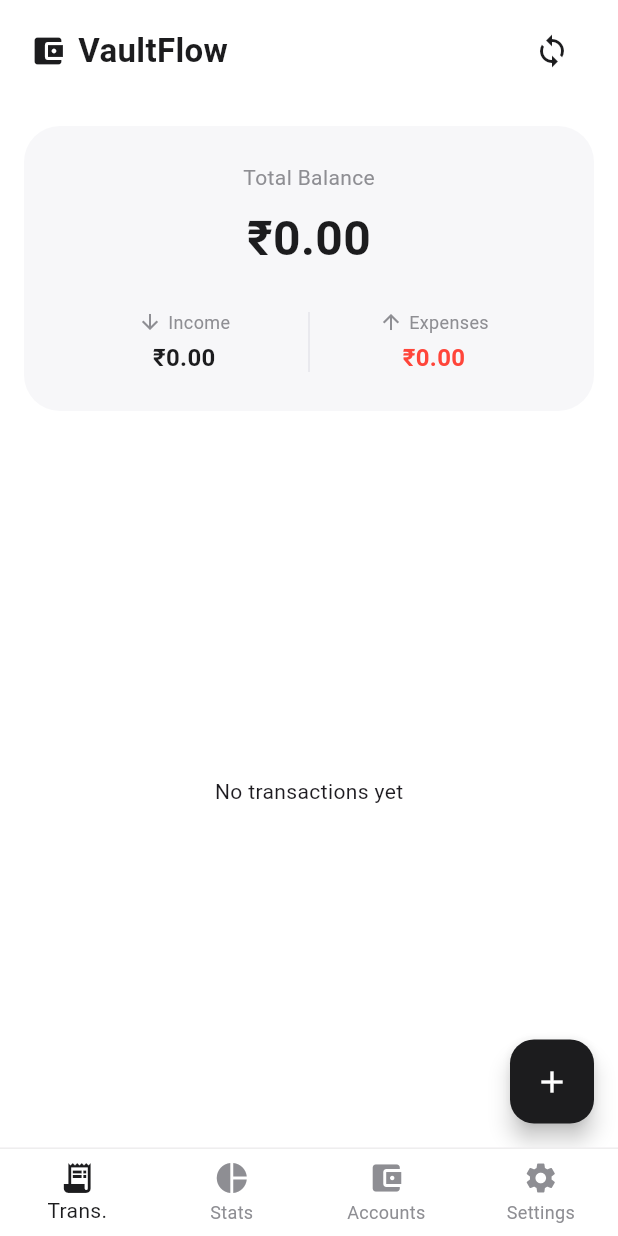
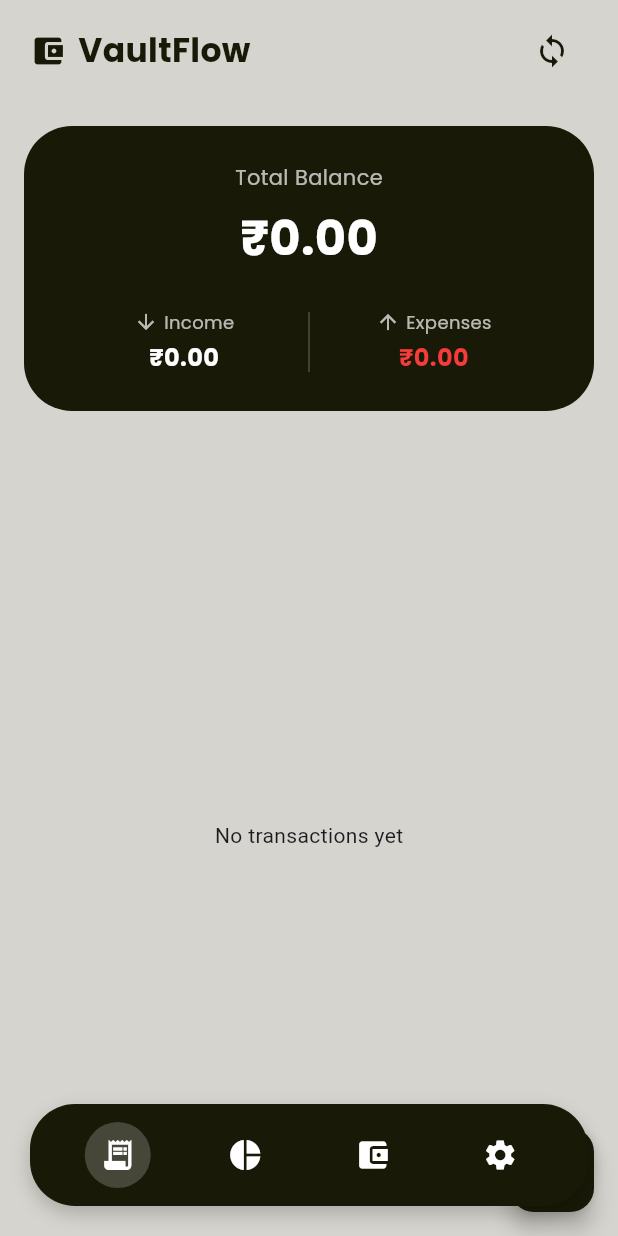
Before and after one commit to chougule-lalit/FinTracker-Offline, a Flutter app: the screen it shows after launch, on a phone screen of 412 x 824 dp. Run offline on Flutter 3.47's test engine with Material 3 defaults, Android fonts, the light colour scheme and no system bars; our stand-ins replace file_picker, fl_chart, flutter_riverpod, go_router, google_fonts, image_picker and 5 more; missing offline and left inert: flutter_sms_inbox; accounts and stored records are empty; generated files the repository leaves out were written again.

Commit message:
Initial setup and transaction screen implementation

```diff
--- a/finance_tracker_offline/lib/core/router/scaffold_with_nav_bar.dart
+++ b/finance_tracker_offline/lib/core/router/scaffold_with_nav_bar.dart
@@ -12,39 +12,61 @@ class ScaffoldWithNavBar extends StatelessWidget {
 
   @override
   Widget build(BuildContext context) {
+    final currentIndex = _calculateSelectedIndex(context);
+
     return Scaffold(
-      body: child,
-      bottomNavigationBar: Container(
-        decoration: BoxDecoration(
+      body: Stack(
+        children: [
+          child,
+          Positioned(
+            left: 20,
+            right: 20,
+            bottom: 20,
+            child: Container(
+              padding: const EdgeInsets.symmetric(vertical: 12, horizontal: 16),
+              decoration: BoxDecoration(
+                color: AppColors.brandDark,
+                borderRadius: BorderRadius.circular(30),
+                boxShadow: [
+                  BoxShadow(
+                    color: Colors.black.withOpacity(0.2),
+                    blurRadius: 10,
+                    offset: const Offset(0, 5),
+                  ),
+                ],
+              ),
+              child: Row(
+                mainAxisAlignment: MainAxisAlignment.spaceAround,
+                children: [
+                  _buildNavItem(context, 0, Icons.receipt_long, currentIndex),
+                  _buildNavItem(context, 1, Icons.pie_chart, currentIndex),
+                  _buildNavItem(context, 2, Icons.account_balance_wallet, currentIndex),
+                  _buildNavItem(context, 3, Icons.settings, currentIndex),
+                ],
+              ),
+            ),
+          ),
+        ],
+      ),
+    );
+  }
+
+  Widget _buildNavItem(BuildContext context, int index, IconData icon, int currentIndex) {
+    final isSelected = index == currentIndex;
+    return GestureDetector(
+      onTap: () => _onItemTapped(index, context),
+      child: Container(
+        padding: const EdgeInsets.all(10),
+        decoration: isSelected
+            ? BoxDecoration(
+                color: Colors.white.withOpacity(0.2),
+                shape: BoxShape.circle,
+              )
+            : null,
+        child: Icon(
+          icon,
           color: Colors.white,
-          border: Border(top: BorderSide(color: Colors.grey[200]!)),
-        ),
-        child: BottomNavigationBar(
-          backgroundColor: Colors.white,
-          selectedItemColor: AppColors.primaryBlack,
-          unselectedItemColor: AppColors.secondaryGrey,
-          type: BottomNavigationBarType.fixed,
-          elevation: 0,
-          currentIndex: _calculateSelectedIndex(context),
-          onTap: (int idx) => _onItemTapped(idx, context),
-          items: const [
-            BottomNavigationBarItem(
-              icon: Icon(Icons.receipt_long),
-              label: 'Trans.',
-            ),
-            BottomNavigationBarItem(
-              icon: Icon(Icons.pie_chart),
-              label: 'Stats',
-            ),
-            BottomNavigationBarItem(
-              icon: Icon(Icons.account_balance_wallet),
-              label: 'Accounts',
-            ),
-            BottomNavigationBarItem(
-              icon: Icon(Icons.settings),
-              label: 'Settings',
-            ),
-          ],
+          size: 24,
         ),
       ),
     );
--- a/finance_tracker_offline/lib/features/dashboard/dashboard_screen.dart
+++ b/finance_tracker_offline/lib/features/dashboard/dashboard_screen.dart
@@ -9,6 +9,7 @@ import 'package:finance_tracker_offline/theme/app_colors.dart';
 import 'package:flutter/material.dart';
 import 'package:flutter_riverpod/flutter_riverpod.dart';
 import 'package:go_router/go_router.dart';
+import 'package:google_fonts/google_fonts.dart';
 import 'package:intl/intl.dart';
 
 class DashboardScreen extends ConsumerWidget {
@@ -45,9 +46,9 @@ class DashboardScreen extends ConsumerWidget {
                 children: [
                   const Icon(Icons.account_balance_wallet, color: AppColors.primaryBlack),
                   const SizedBox(width: 8),
-                  const Text(
+                  Text(
                     "VaultFlow",
-                    style: TextStyle(
+                    style: GoogleFonts.poppins(
                       color: AppColors.primaryBlack,
                       fontWeight: FontWeight.bold,
                       fontSize: 22,
@@ -151,10 +152,11 @@ class DashboardScreen extends ConsumerWidget {
                                   ),
                                   child: Text(
                                     dateKey,
-                                    style: Theme.of(context).textTheme.titleMedium?.copyWith(
-                                          color: AppColors.secondaryGrey,
-                                          fontWeight: FontWeight.bold,
-                                        ),
+                                    style: GoogleFonts.poppins(
+                                      color: AppColors.secondaryGrey,
+                                      fontWeight: FontWeight.bold,
+                                      fontSize: 16,
+                                    ),
                                   ),
                                 ),
                                 ...txns.map((txn) => InkWell(
--- a/finance_tracker_offline/lib/features/dashboard/widgets/balance_card.dart
+++ b/finance_tracker_offline/lib/features/dashboard/widgets/balance_card.dart
@@ -1,5 +1,6 @@
 import 'package:finance_tracker_offline/theme/app_colors.dart';
 import 'package:flutter/material.dart';
+import 'package:google_fonts/google_fonts.dart';
 
 class BalanceCard extends StatelessWidget {
   const BalanceCard({
@@ -21,23 +22,23 @@ class BalanceCard extends StatelessWidget {
       margin: const EdgeInsets.all(16),
       padding: const EdgeInsets.all(24),
       decoration: BoxDecoration(
-        color: AppColors.cardSurface,
-        borderRadius: BorderRadius.circular(24),
+        color: AppColors.brandDark,
+        borderRadius: BorderRadius.circular(32),
       ),
       child: Column(
         children: [
           Text(
             'Total Balance',
-            style: TextStyle(
-              color: AppColors.secondaryGrey,
+            style: GoogleFonts.poppins(
+              color: Colors.white70,
               fontSize: 14,
             ),
           ),
           const SizedBox(height: 8),
           Text(
             '$currencySymbol${totalBalance.toStringAsFixed(2)}',
-            style: const TextStyle(
-              color: AppColors.primaryBlack,
+            style: GoogleFonts.poppins(
+              color: Colors.white,
               fontSize: 32,
               fontWeight: FontWeight.bold,
             ),
@@ -50,19 +51,19 @@ class BalanceCard extends StatelessWidget {
                 context,
                 label: 'Income',
                 amount: totalIncome,
-                color: AppColors.primaryBlack,
+                color: Colors.white,
                 icon: Icons.arrow_downward,
               ),
               Container(
                 height: 40,
                 width: 1,
-                color: AppColors.divider,
+                color: Colors.white24,
               ),
               _buildSummaryItem(
                 context,
                 label: 'Expenses',
                 amount: totalExpense,
-                color: AppColors.expenseRed,
+                color: AppColors.brandRed,
                 icon: Icons.arrow_upward,
               ),
             ],
@@ -85,12 +86,12 @@ class BalanceCard extends StatelessWidget {
           Row(
             mainAxisAlignment: MainAxisAlignment.center,
             children: [
-              Icon(icon, size: 16, color: AppColors.secondaryGrey),
+              Icon(icon, size: 16, color: Colors.white70),
               const SizedBox(width: 4),
               Text(
                 label,
-                style: const TextStyle(
-                  color: AppColors.secondaryGrey,
+                style: GoogleFonts.poppins(
+                  color: Colors.white70,
                   fontSize: 12,
                 ),
               ),
@@ -99,7 +100,7 @@ class BalanceCard extends StatelessWidget {
           const SizedBox(height: 4),
           Text(
             '$currencySymbol${amount.toStringAsFixed(2)}',
-            style: TextStyle(
+            style: GoogleFonts.poppins(
               color: color,
               fontSize: 16,
               fontWeight: FontWeight.bold,
--- a/finance_tracker_offline/lib/theme/app_colors.dart
+++ b/finance_tracker_offline/lib/theme/app_colors.dart
@@ -1,13 +1,28 @@
 import 'package:flutter/material.dart';
 
 class AppColors {
-  static const Color scaffoldBackground = Colors.white; // Changed to White
-  static const Color cardSurface = Color(0xFFF7F7F9); // Added Light Cool Grey
-  static const Color surface = Colors.white; // The card background
-  static const Color primaryBlack = Color(0xFF1C1C1E); // Headings, Main Text
-  static const Color secondaryGrey = Color(0xFF8E8E93); // Subtitles, Icons
-  static const Color expenseRed = Color(0xFFFF453A); // The "Red" from the screenshots (Slightly soft)
-  static const Color incomeGreen = Color(0xFF32D74B); // Standard iOS Green (for consistency)
-  static const Color brandPrimary = Color(0xFF1C1C1E); // Buttons are Black in the design
+  // --- NEW DESIGN TOKENS (From Screenshots) ---
+  static const Color brandRed = Color(0xFFF63C3A);
+  static const Color brandDark = Color(0xFF191908);
+  static const Color brandBeige = Color(0xFFD6D4CE);
+  static const Color brandWhite = Color(0xFFFFFFFF);
+
+  // --- MAPPING OLD NAMES TO NEW DESIGN (Fixes Lint Errors) ---
+
+  // Backgrounds
+  static const Color scaffoldBackground = brandBeige; // Was White
+  static const Color cardSurface = brandWhite; // Was Light Grey
+  static const Color surface = brandWhite;
+
+  // Text & Icons
+  static const Color primaryBlack = brandDark; // Was #1C1C1E
+  static const Color secondaryGrey = Color(0xFF8E8E93); // Kept same
+
+  // Financials
+  static const Color expenseRed = brandRed; // Updated to new Red
+  static const Color incomeGreen = Color(0xFF32D74B); // Kept same
+
+  // UI Elements
+  static const Color brandPrimary = brandDark; // Buttons are now Dark
   static const Color divider = Color(0xFFE5E5EA);
 }
```
Also changed, not shown: finance_tracker_offline/lib/features/dashboard/widgets/transaction_card.dart (+33 -18 lines), finance_tracker_offline/lib/theme/app_theme.dart (+45 -59 lines).
